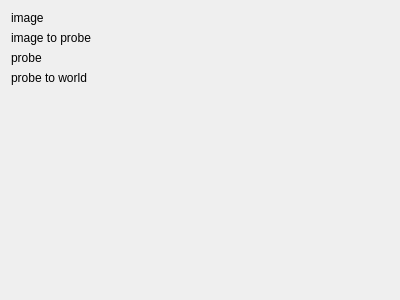
Qt form Code/Gui/MITK/Plugins/uk.ac.ucl.cmic.igitrackedimage/src/internal/TrackedImageView.ui (NifTK/NifTK) before a commit.
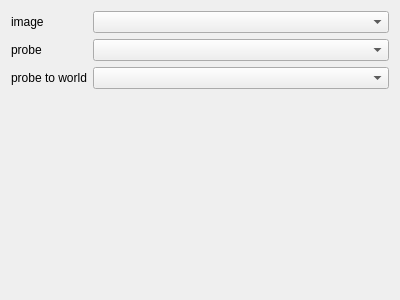
The same form after that commit. Custom widgets are drawn as their Qt base class.

Commit message: Bug #2449: Remove calibration matrix from main UI for TrackedImage and TrackedPointer

Diff of the .ui file:
```diff
--- a/Code/Gui/MITK/Plugins/uk.ac.ucl.cmic.igitrackedimage/src/internal/TrackedImageView.ui
+++ b/Code/Gui/MITK/Plugins/uk.ac.ucl.cmic.igitrackedimage/src/internal/TrackedImageView.ui
@@ -32,25 +32,9 @@
         </widget>
        </item>
        <item row="0" column="1">
-        <widget class="QmitkDataStorageComboBox" name="m_ImageNode" native="true"/>
+        <widget class="QmitkDataStorageComboBox" name="m_ImageNode"/>
        </item>
        <item row="1" column="0">
-        <widget class="QLabel" name="m_ImageToProbeLabel">
-         <property name="sizePolicy">
-          <sizepolicy hsizetype="Fixed" vsizetype="Preferred">
-           <horstretch>0</horstretch>
-           <verstretch>0</verstretch>
-          </sizepolicy>
-         </property>
-         <property name="text">
-          <string>image to probe</string>
-         </property>
-        </widget>
-       </item>
-       <item row="1" column="1">
-        <widget class="ctkPathLineEdit" name="m_ImageToProbeCalibrationFile" native="true"/>
-       </item>
-       <item row="2" column="0">
         <widget class="QLabel" name="m_ProbeLabel">
          <property name="sizePolicy">
           <sizepolicy hsizetype="Fixed" vsizetype="Preferred">
@@ -63,10 +47,10 @@
          </property>
         </widget>
        </item>
-       <item row="2" column="1">
-        <widget class="QmitkDataStorageComboBox" name="m_ProbeSurfaceNode" native="true"/>
+       <item row="1" column="1">
+        <widget class="QmitkDataStorageComboBox" name="m_ProbeSurfaceNode"/>
        </item>
-       <item row="3" column="0">
+       <item row="2" column="0">
         <widget class="QLabel" name="m_ProbeToWorldLabel">
          <property name="sizePolicy">
           <sizepolicy hsizetype="Fixed" vsizetype="Preferred">
@@ -79,8 +63,8 @@
          </property>
         </widget>
        </item>
-       <item row="3" column="1">
-        <widget class="QmitkDataStorageComboBox" name="m_ProbeToWorldNode" native="true"/>
+       <item row="2" column="1">
+        <widget class="QmitkDataStorageComboBox" name="m_ProbeToWorldNode"/>
        </item>
       </layout>
      </item>
@@ -104,16 +88,10 @@
  <customwidgets>
   <customwidget>
    <class>QmitkDataStorageComboBox</class>
-   <extends>QWidget</extends>
+   <extends>QComboBox</extends>
    <header>QmitkDataStorageComboBox.h</header>
    <container>1</container>
   </customwidget>
-  <customwidget>
-   <class>ctkPathLineEdit</class>
-   <extends>QWidget</extends>
-   <header>ctkPathLineEdit.h</header>
-   <container>1</container>
-  </customwidget>
  </customwidgets>
  <resources/>
  <connections/>
```
The commit also changes 3 other files.
